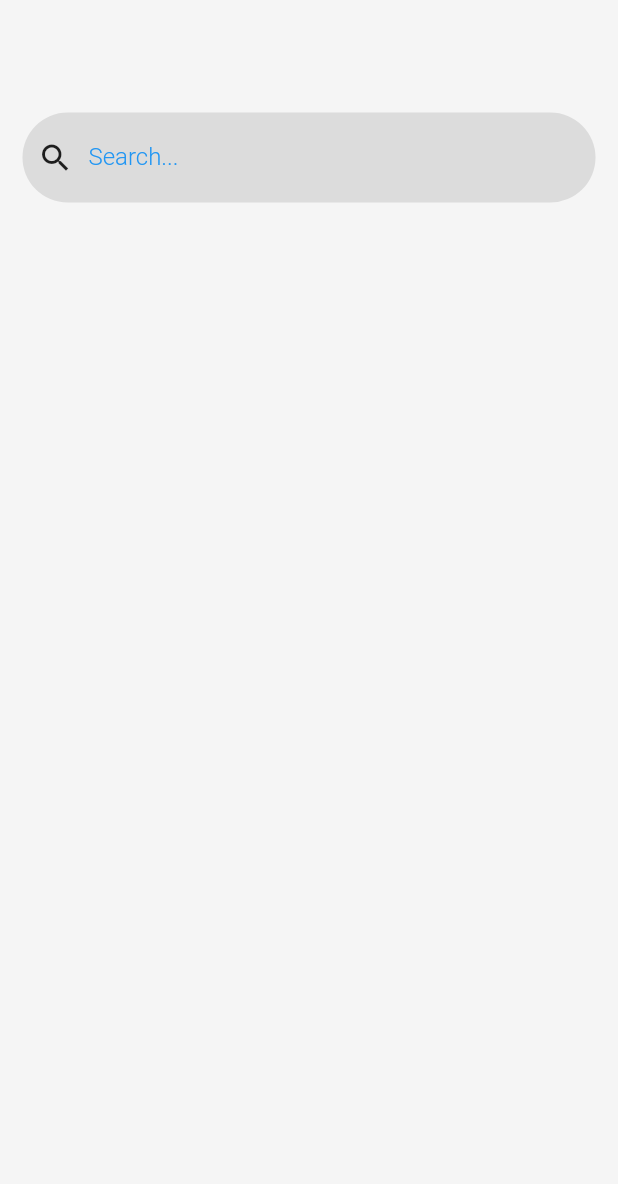
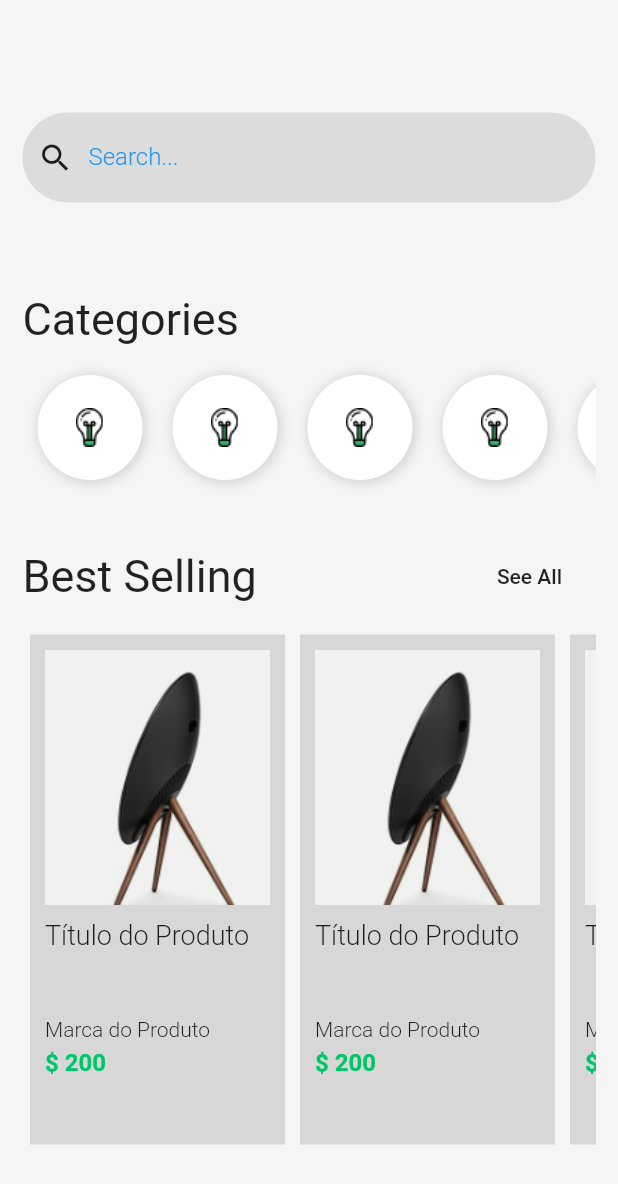
Before and after one commit to anahelenasilva/shop_flutter, a Flutter app: the screen it shows after launch, after a tap on "Sign in", on a phone screen of 412 x 824 dp. Shown: the top 1184 px of the screen. Run offline on Flutter 3.47's test engine with Material 2 defaults, Android fonts, the phone set to English and light mode, and no system bars.

Commit message:
Home Page

```diff
--- a/shop/lib/pages/home.page.dart
+++ b/shop/lib/pages/home.page.dart
@@ -14,6 +14,47 @@ class HomePage extends StatelessWidget {
               height: 60,
             ),
             searchBar(),
+            SizedBox(
+              height: 60,
+            ),
+            Text(
+              "Categories",
+              style: TextStyle(
+                fontSize: 30,
+              ),
+            ),
+            SizedBox(
+              height: 10,
+            ),
+            Container(
+              height: 90,
+              child: categoryList(),
+            ),
+            SizedBox(
+              height: 30,
+            ),
+            Row(
+              mainAxisAlignment: MainAxisAlignment.spaceBetween,
+              children: <Widget>[
+                Text(
+                  "Best Selling",
+                  style: TextStyle(
+                    fontSize: 30,
+                  ),
+                ),
+                FlatButton(
+                  child: Text("See All"),
+                  onPressed: () {},
+                )
+              ],
+            ),
+            SizedBox(
+              height: 10,
+            ),
+            Container(
+              height: 350,
+              child: productList(),
+            ),
           ],
         ),
       ),
@@ -58,3 +99,116 @@ Widget searchBar() {
     ),
   );
 }
+
+Widget categoryList() {
+  return Container(
+    child: ListView(
+      scrollDirection: Axis.horizontal,
+      children: <Widget>[
+        categoryItem(),
+        categoryItem(),
+        categoryItem(),
+        categoryItem(),
+        categoryItem(),
+        categoryItem(),
+      ],
+    ),
+  );
+}
+
+Widget categoryItem() {
+  return Container(
+    width: 70,
+    height: 70,
+    margin: EdgeInsets.all(10),
+    padding: EdgeInsets.all(10),
+    decoration: BoxDecoration(
+      color: Colors.white,
+      boxShadow: [
+        new BoxShadow(
+          color: Colors.black12,
+          offset: new Offset(1, 1),
+          blurRadius: 5,
+          spreadRadius: 2,
+        ),
+      ],
+      borderRadius: BorderRadius.all(
+        Radius.circular(64),
+      ),
+    ),
+    child: Image.asset(
+      "assets/Icon_Devices.png",
+    ),
+  );
+}
+
+Widget productItem() {
+  return Container(
+    width: 170,
+    margin: EdgeInsets.all(5),
+    padding: EdgeInsets.all(10),
+    color: Colors.black12,
+    child: Column(
+      crossAxisAlignment: CrossAxisAlignment.start,
+      children: <Widget>[
+        Image.asset(
+          "assets/product-1.png",
+          width: 170,
+          height: 170,
+          fit: BoxFit.cover,
+        ),
+        SizedBox(
+          height: 10,
+        ),
+        Container(
+          height: 60,
+          child: Text(
+            "Título do Produto",
+            style: TextStyle(
+              fontSize: 18,
+              fontWeight: FontWeight.w300,
+            ),
+          ),
+        ),
+        SizedBox(
+          height: 5,
+        ),
+        Text(
+          "Marca do Produto",
+          style: TextStyle(
+            fontSize: 14,
+            fontWeight: FontWeight.w300,
+          ),
+        ),
+        SizedBox(
+          height: 5,
+        ),
+        Text(
+          "\$ 200",
+          style: TextStyle(
+            fontSize: 16,
+            fontWeight: FontWeight.bold,
+            color: Color(0xFF00C569),
+          ),
+        ),
+      ],
+    ),
+  );
+}
+
+Widget productList() {
+  return Container(
+    child: ListView(
+      scrollDirection: Axis.horizontal,
+      children: <Widget>[
+        productItem(),
+        productItem(),
+        productItem(),
+        productItem(),
+        productItem(),
+        productItem(),
+      ],
+    ),
+  );
+  ;
+}
```
